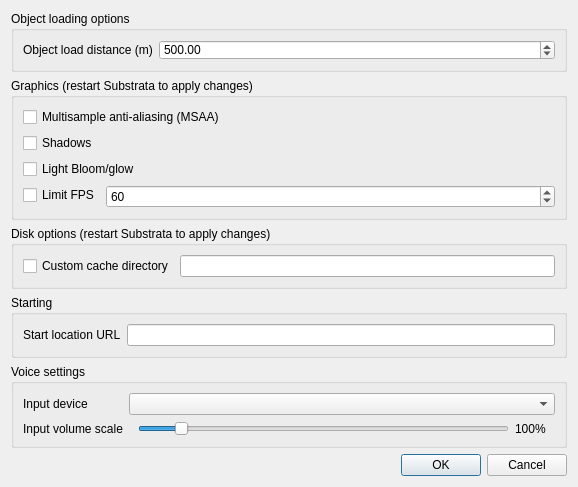
First picture: the form in gui_client/MainOptionsDialog.ui, repository shipilovden/substrata-metasiberia, before the edit.
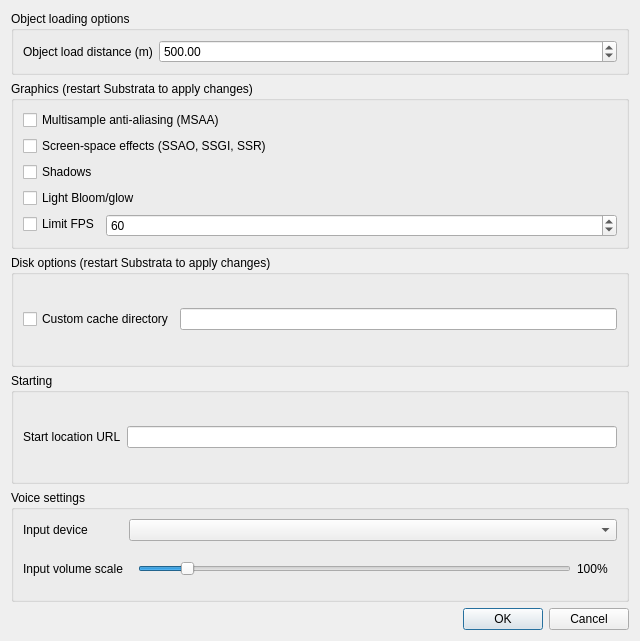
Second picture: the form after the edit. Custom widgets are drawn as their Qt base class.

Commit message: Tweaked SSAO checkbox UI description.

Diff of the .ui file:
```diff
--- a/gui_client/MainOptionsDialog.ui
+++ b/gui_client/MainOptionsDialog.ui
@@ -6,8 +6,8 @@
    <rect>
     <x>0</x>
     <y>0</y>
-    <width>578</width>
-    <height>462</height>
+    <width>640</width>
+    <height>641</height>
    </rect>
   </property>
   <property name="windowTitle">
@@ -74,6 +74,13 @@
         </property>
        </widget>
       </item>
+      <item>
+       <widget class="QCheckBox" name="SSAOCheckBox">
+        <property name="text">
+         <string>Screen-space effects (SSAO, SSGI, SSR)</string>
+        </property>
+       </widget>
+      </item>
       <item>
        <widget class="QCheckBox" name="shadowsCheckBox">
         <property name="text">
```
